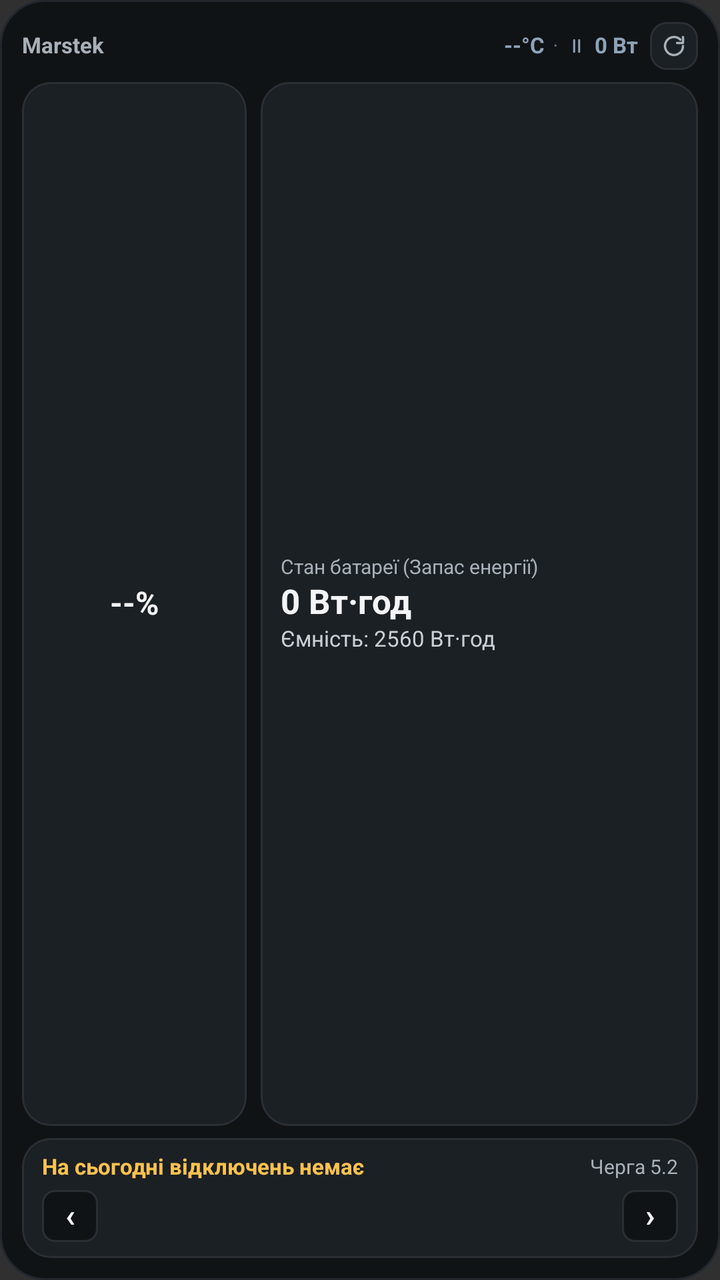
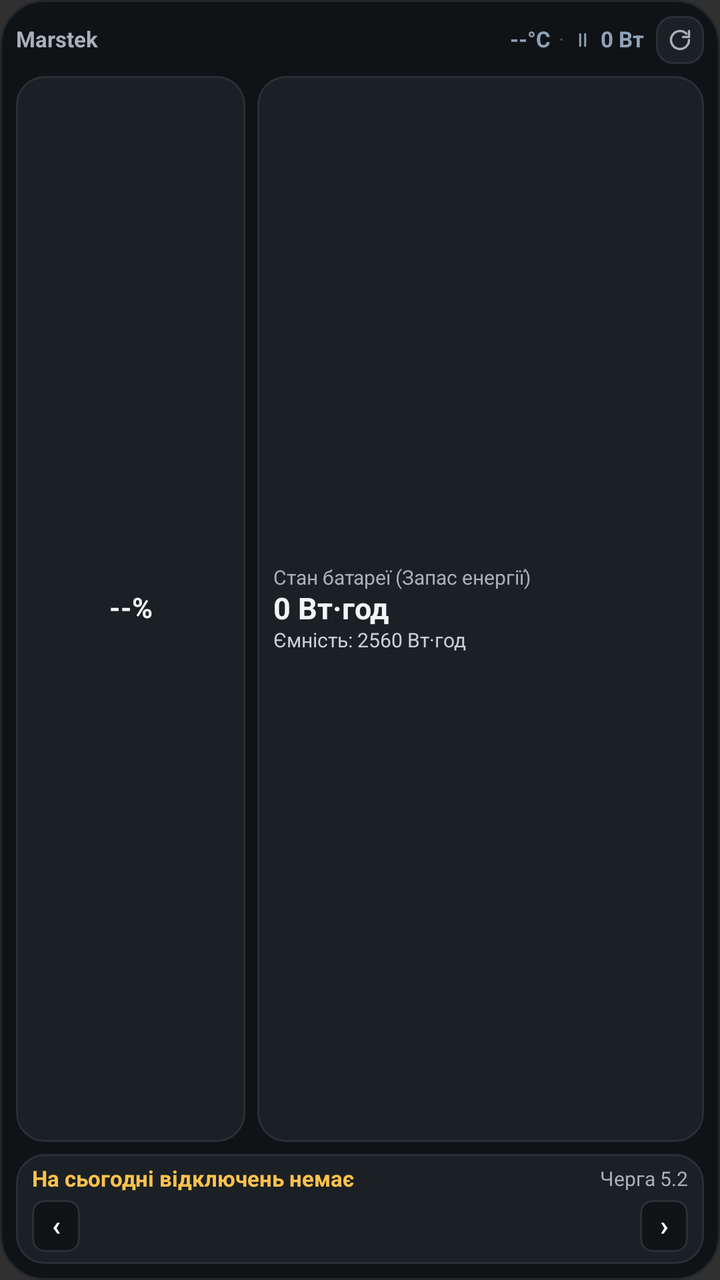

Screens rendered from an Android XML layout before and after an edit, with the pre-edit source and the edit as a unified diff.
<!-- AndroidManifest.xml: application theme Theme.AppCompat.NoActionBar -->
<!-- res/layout/widget_marstek_full.xml -->
<?xml version="1.0" encoding="utf-8"?>
<LinearLayout xmlns:android="http://schemas.android.com/apk/res/android"
    android:id="@+id/widgetRoot"
    android:layout_width="match_parent"
    android:layout_height="match_parent"
    android:background="@drawable/widget_bg"
    android:orientation="vertical"
    android:padding="11dp">

    
    <LinearLayout
        android:layout_width="match_parent"
        android:layout_height="wrap_content"
        android:gravity="center_vertical"
        android:orientation="horizontal">

        <ImageView
            android:id="@+id/fullLeftModeIcon"
            android:layout_width="11dp"
            android:layout_height="11dp"
            android:layout_marginEnd="4dp"
            android:contentDescription="@null"
            android:src="@drawable/ic_mode_idle"
            android:visibility="gone" />

        <TextView
            android:id="@+id/fullHeaderTitle"
            android:layout_width="0dp"
            android:layout_height="wrap_content"
            android:layout_weight="1"
            android:ellipsize="end"
            android:fontFeatureSettings="tnum"
            android:includeFontPadding="false"
            android:maxLines="1"
            android:text="Marstek"
            android:textColor="@color/text_secondary"
            android:textSize="11sp"
            android:textStyle="bold" />

        <TextView
            android:id="@+id/fullTempText"
            android:layout_width="wrap_content"
            android:layout_height="wrap_content"
            android:fontFeatureSettings="tnum"
            android:includeFontPadding="false"
            android:maxLines="1"
            android:text="--°C"
            android:textColor="@color/text_muted"
            android:textSize="11sp"
            android:textStyle="bold" />

        <TextView
            android:id="@+id/fullRightDot"
            android:layout_width="wrap_content"
            android:layout_height="wrap_content"
            android:layout_marginStart="4dp"
            android:layout_marginEnd="4dp"
            android:includeFontPadding="false"
            android:text="·"
            android:textColor="@color/text_tertiary"
            android:textSize="11sp" />

        <ImageView
            android:id="@+id/fullModeIcon"
            android:layout_width="10dp"
            android:layout_height="10dp"
            android:layout_marginEnd="4dp"
            android:contentDescription="@null"
            android:src="@drawable/ic_mode_idle" />

        <TextView
            android:id="@+id/fullRightWattsText"
            android:layout_width="wrap_content"
            android:layout_height="wrap_content"
            android:fontFeatureSettings="tnum"
            android:includeFontPadding="false"
            android:maxLines="1"
            android:text="0 Вт"
            android:textColor="@color/text_muted"
            android:textSize="11sp"
            android:textStyle="bold" />

        <FrameLayout
            android:id="@+id/fullRefreshBtn"
            android:layout_width="24dp"
            android:layout_height="24dp"
            android:layout_marginStart="6dp"
            android:background="@drawable/refresh_btn_bg">

            <ImageView
                android:layout_width="12dp"
                android:layout_height="12dp"
                android:layout_gravity="center"
                android:contentDescription="@string/app_name"
                android:src="@drawable/ic_refresh" />
        </FrameLayout>
    </LinearLayout>

    
    <LinearLayout
        android:layout_width="match_parent"
        android:layout_height="0dp"
        android:layout_marginTop="6dp"
        android:layout_weight="1"
        android:orientation="horizontal">

        <FrameLayout
            android:id="@+id/fullGaugeContainer"
            android:layout_width="0dp"
            android:layout_height="match_parent"
            android:layout_weight="0.34"
            android:background="@drawable/widget_card_bg"
            android:padding="5dp">

            <FrameLayout
                android:layout_width="60dp"
                android:layout_height="60dp"
                android:layout_gravity="center">

                <ImageView
                    android:id="@+id/fullGaugeImage"
                    android:layout_width="match_parent"
                    android:layout_height="match_parent"
                    android:contentDescription="@null"
                    android:scaleType="fitCenter" />

                <TextView
                    android:id="@+id/fullSocText"
                    android:layout_width="match_parent"
                    android:layout_height="match_parent"
                    android:fontFeatureSettings="tnum"
                    android:gravity="center"
                    android:includeFontPadding="false"
                    android:text="--%"
                    android:textColor="@color/text_primary"
                    android:textSize="16sp"
                    android:textStyle="bold" />
            </FrameLayout>
        </FrameLayout>

        <LinearLayout
            android:id="@+id/fullInfoContainer"
            android:layout_width="0dp"
            android:layout_height="match_parent"
            android:layout_marginStart="7dp"
            android:layout_weight="0.66"
            android:background="@drawable/widget_card_bg"
            android:gravity="center_vertical"
            android:orientation="vertical"
            android:paddingStart="10dp"
            android:paddingTop="6dp"
            android:paddingEnd="10dp"
            android:paddingBottom="6dp">

            <TextView
                android:id="@+id/fullCardTitle"
                android:layout_width="match_parent"
                android:layout_height="wrap_content"
                android:ellipsize="end"
                android:includeFontPadding="false"
                android:maxLines="1"
                android:text="Стан батареї (Запас енергії)"
                android:textColor="@color/text_secondary"
                android:textSize="10sp" />

            <TextView
                android:id="@+id/fullPrimaryValue"
                android:layout_width="match_parent"
                android:layout_height="wrap_content"
                android:layout_marginTop="2dp"
                android:ellipsize="end"
                android:fontFeatureSettings="tnum"
                android:includeFontPadding="false"
                android:maxLines="1"
                android:text="0 Вт·год"
                android:textColor="@color/text_primary"
                android:textSize="17sp"
                android:textStyle="bold" />

            <TextView
                android:id="@+id/fullSecondaryValue"
                android:layout_width="match_parent"
                android:layout_height="wrap_content"
                android:layout_marginTop="2dp"
                android:ellipsize="end"
                android:fontFeatureSettings="tnum"
                android:includeFontPadding="false"
                android:maxLines="1"
                android:text="Ємність: 2560 Вт·год"
                android:textColor="@color/text_body"
                android:textSize="11sp" />

            <TextView
                android:id="@+id/fullEnoughOutage"
                android:layout_width="match_parent"
                android:layout_height="wrap_content"
                android:layout_marginTop="2dp"
                android:ellipsize="end"
                android:includeFontPadding="false"
                android:maxLines="1"
                android:text="● Вистачить на відключення"
                android:textColor="@color/accent_primary"
                android:textSize="10sp"
                android:textStyle="bold"
                android:visibility="gone" />
        </LinearLayout>
    </LinearLayout>

    
    <LinearLayout
        android:layout_width="match_parent"
        android:layout_height="wrap_content"
        android:layout_marginTop="6dp"
        android:background="@drawable/widget_card_bg"
        android:orientation="vertical"
        android:paddingStart="10dp"
        android:paddingTop="8dp"
        android:paddingEnd="10dp"
        android:paddingBottom="8dp">

        <LinearLayout
            android:layout_width="match_parent"
            android:layout_height="wrap_content"
            android:gravity="center_vertical"
            android:orientation="horizontal">

            <TextView
                android:id="@+id/fullOutageHeadline"
                android:layout_width="0dp"
                android:layout_height="wrap_content"
                android:layout_weight="1"
                android:ellipsize="end"
                android:fontFeatureSettings="tnum"
                android:includeFontPadding="false"
                android:maxLines="1"
                android:text="На сьогодні відключень немає"
                android:textColor="@color/accent_outage"
                android:textSize="11sp"
                android:textStyle="bold" />

            <LinearLayout
                android:id="@+id/fullDayToggleGroup"
                android:layout_width="wrap_content"
                android:layout_height="wrap_content"
                android:layout_marginStart="6dp"
                android:background="@drawable/pill_day_inactive"
                android:orientation="horizontal"
                android:padding="2dp"
                android:visibility="gone">

                <TextView
                    android:id="@+id/fullBtnToday"
                    android:layout_width="wrap_content"
                    android:layout_height="wrap_content"
                    android:background="@drawable/pill_day_active"
                    android:includeFontPadding="false"
                    android:paddingStart="6dp"
                    android:paddingTop="2dp"
                    android:paddingEnd="6dp"
                    android:paddingBottom="2dp"
                    android:text="Сьогодні"
                    android:textColor="@color/text_on_accent"
                    android:textSize="9sp"
                    android:textStyle="bold" />

                <TextView
                    android:id="@+id/fullBtnTomorrow"
                    android:layout_width="wrap_content"
                    android:layout_height="wrap_content"
                    android:layout_marginStart="2dp"
                    android:includeFontPadding="false"
                    android:paddingStart="6dp"
                    android:paddingTop="2dp"
                    android:paddingEnd="6dp"
                    android:paddingBottom="2dp"
                    android:text="Завтра"
                    android:textColor="@color/text_muted"
                    android:textSize="9sp"
                    android:textStyle="bold" />
            </LinearLayout>

            <TextView
                android:id="@+id/fullOutageGroup"
                android:layout_width="wrap_content"
                android:layout_height="wrap_content"
                android:layout_marginStart="6dp"
                android:fontFeatureSettings="tnum"
                android:includeFontPadding="false"
                android:maxLines="1"
                android:text="Черга 5.2"
                android:textColor="@color/text_secondary"
                android:textSize="10sp" />
        </LinearLayout>

        <LinearLayout
            android:layout_width="match_parent"
            android:layout_height="wrap_content"
            android:layout_marginTop="5dp"
            android:gravity="center_vertical"
            android:orientation="horizontal">

            <TextView
                android:id="@+id/fullPrevWindowBtn"
                android:layout_width="28dp"
                android:layout_height="26dp"
                android:background="@drawable/pill_day_inactive"
                android:gravity="center"
                android:includeFontPadding="false"
                android:text="‹"
                android:textColor="@color/text_primary"
                android:textSize="16sp"
                android:textStyle="bold" />

            <ImageView
                android:id="@+id/fullOutageBarImage"
                android:layout_width="0dp"
                android:layout_height="26dp"
                android:layout_marginStart="4dp"
                android:layout_marginEnd="4dp"
                android:layout_weight="1"
                android:contentDescription="@null"
                android:scaleType="fitCenter" />

            <TextView
                android:id="@+id/fullNextWindowBtn"
                android:layout_width="28dp"
                android:layout_height="26dp"
                android:background="@drawable/pill_day_inactive"
                android:gravity="center"
                android:includeFontPadding="false"
                android:text="›"
                android:textColor="@color/text_primary"
                android:textSize="16sp"
                android:textStyle="bold" />
        </LinearLayout>

        
        <LinearLayout
            android:id="@+id/fullChipsRow"
            android:layout_width="match_parent"
            android:layout_height="wrap_content"
            android:layout_marginTop="5dp"
            android:orientation="horizontal"
            android:visibility="gone">

            <TextView
                android:id="@+id/fullChip0"
                android:layout_width="wrap_content"
                android:layout_height="wrap_content"
                android:background="@drawable/pill_day_inactive"
                android:fontFeatureSettings="tnum"
                android:includeFontPadding="false"
                android:maxLines="1"
                android:paddingStart="6dp"
                android:paddingTop="2dp"
                android:paddingEnd="6dp"
                android:paddingBottom="2dp"
                android:textColor="@color/text_body"
                android:textSize="10sp"
                android:visibility="gone" />

            <TextView
                android:id="@+id/fullChip1"
                android:layout_width="wrap_content"
                android:layout_height="wrap_content"
                android:layout_marginStart="4dp"
                android:background="@drawable/pill_day_inactive"
                android:fontFeatureSettings="tnum"
                android:includeFontPadding="false"
                android:maxLines="1"
                android:paddingStart="6dp"
                android:paddingTop="2dp"
                android:paddingEnd="6dp"
                android:paddingBottom="2dp"
                android:textColor="@color/text_body"
                android:textSize="10sp"
                android:visibility="gone" />

            <TextView
                android:id="@+id/fullChip2"
                android:layout_width="wrap_content"
                android:layout_height="wrap_content"
                android:layout_marginStart="4dp"
                android:background="@drawable/pill_day_inactive"
                android:fontFeatureSettings="tnum"
                android:includeFontPadding="false"
                android:maxLines="1"
                android:paddingStart="6dp"
                android:paddingTop="2dp"
                android:paddingEnd="6dp"
                android:paddingBottom="2dp"
                android:textColor="@color/text_body"
                android:textSize="10sp"
                android:visibility="gone" />

            <TextView
                android:id="@+id/fullChip3"
                android:layout_width="wrap_content"
                android:layout_height="wrap_content"
                android:layout_marginStart="4dp"
                android:background="@drawable/pill_day_inactive"
                android:fontFeatureSettings="tnum"
                android:includeFontPadding="false"
                android:maxLines="1"
                android:paddingStart="6dp"
                android:paddingTop="2dp"
                android:paddingEnd="6dp"
                android:paddingBottom="2dp"
                android:textColor="@color/text_body"
                android:textSize="10sp"
                android:visibility="gone" />
        </LinearLayout>
    </LinearLayout>

</LinearLayout>
<!-- resources referenced by this layout -->
<resources>
  <color name="accent_outage">#FFC24D</color>
  <color name="accent_primary">#3DDC84</color>
  <color name="text_body">#C9CFD5</color>
  <color name="text_muted">#8FA3B8</color>
  <color name="text_on_accent">#101316</color>
  <color name="text_primary">#F2F4F5</color>
  <color name="text_secondary">#A8B0B8</color>
  <color name="text_tertiary">#616973</color>
  <!-- drawable ic_mode_idle (drawable) -->
  <?xml version="1.0" encoding="utf-8"?>
  <vector xmlns:android="http://schemas.android.com/apk/res/android"
      android:width="14dp"
      android:height="14dp"
      android:viewportWidth="24"
      android:viewportHeight="24">
      <path
          android:fillColor="#00000000"
          android:pathData="M9,5v14M15,5v14"
          android:strokeColor="@color/text_muted"
          android:strokeLineCap="round"
          android:strokeLineJoin="round"
          android:strokeWidth="2.4" />
  </vector>
  <!-- drawable ic_refresh (drawable) -->
  <?xml version="1.0" encoding="utf-8"?>
  <vector xmlns:android="http://schemas.android.com/apk/res/android"
      android:width="16dp"
      android:height="16dp"
      android:viewportWidth="24"
      android:viewportHeight="24">
      <path
          android:fillColor="#00000000"
          android:pathData="M21,12a9,9 0,1 1,-2.64 -6.36"
          android:strokeColor="@color/text_secondary"
          android:strokeLineCap="round"
          android:strokeLineJoin="round"
          android:strokeWidth="2.3" />
      <path
          android:fillColor="#00000000"
          android:pathData="M21,3v6h-6"
          android:strokeColor="@color/text_secondary"
          android:strokeLineCap="round"
          android:strokeLineJoin="round"
          android:strokeWidth="2.3" />
  </vector>
  <!-- drawable pill_day_active (drawable) -->
  <?xml version="1.0" encoding="utf-8"?>
  <shape xmlns:android="http://schemas.android.com/apk/res/android"
      android:shape="rectangle">
      <solid android:color="@color/accent_outage" />
      <corners android:radius="6dp" />
  </shape>
  <!-- drawable pill_day_inactive (drawable) -->
  <?xml version="1.0" encoding="utf-8"?>
  <shape xmlns:android="http://schemas.android.com/apk/res/android"
      android:shape="rectangle">
      <solid android:color="@color/bg_surface" />
      <corners android:radius="6dp" />
      <stroke
          android:width="1dp"
          android:color="@color/border_widget" />
  </shape>
  <!-- drawable refresh_btn_bg (drawable) -->
  <?xml version="1.0" encoding="utf-8"?>
  <shape xmlns:android="http://schemas.android.com/apk/res/android"
      android:shape="rectangle">
      <solid android:color="@color/bg_surface_elevated" />
      <corners android:radius="8dp" />
      <stroke
          android:width="1dp"
          android:color="@color/border_widget" />
  </shape>
  <!-- drawable widget_bg (drawable) -->
  <?xml version="1.0" encoding="utf-8"?>
  <shape xmlns:android="http://schemas.android.com/apk/res/android"
      android:shape="rectangle">
      <solid android:color="@color/bg_surface" />
      <corners android:radius="22dp" />
      <stroke
          android:width="1dp"
          android:color="@color/border_default" />
  </shape>
  <!-- drawable widget_card_bg (drawable) -->
  <?xml version="1.0" encoding="utf-8"?>
  <shape xmlns:android="http://schemas.android.com/apk/res/android"
      android:shape="rectangle">
      <solid android:color="@color/bg_surface_elevated" />
      <corners android:radius="14dp" />
      <stroke
          android:width="1dp"
          android:color="@color/border_widget" />
  </shape>
  <string name="app_name">Marstek Venus Widget</string>
  <color name="bg_surface">#101316</color>
  <color name="border_widget">#2A2F35</color>
  <color name="bg_surface_elevated">#1B2025</color>
  <color name="border_default">#22272E</color>
</resources>

<!-- the commit's change to res/layout/widget_marstek_full.xml (unified diff, before → after) -->
@@ -5,7 +5,7 @@
     android:layout_height="match_parent"
     android:background="@drawable/widget_bg"
     android:orientation="vertical"
-    android:padding="11dp">
+    android:padding="8dp">
 
     
     <LinearLayout
@@ -57,7 +57,7 @@
             android:layout_marginEnd="4dp"
             android:includeFontPadding="false"
             android:text="·"
-            android:textColor="@color/text_tertiary"
+            android:textColor="@color/text_separator"
             android:textSize="11sp" />
 
         <ImageView
@@ -110,11 +110,11 @@
             android:layout_height="match_parent"
             android:layout_weight="0.34"
             android:background="@drawable/widget_card_bg"
-            android:padding="5dp">
+            android:padding="4dp">
 
             <FrameLayout
-                android:layout_width="60dp"
-                android:layout_height="60dp"
+                android:layout_width="48dp"
+                android:layout_height="48dp"
                 android:layout_gravity="center">
 
                 <ImageView
@@ -133,7 +133,7 @@
                     android:includeFontPadding="false"
                     android:text="--%"
                     android:textColor="@color/text_primary"
-                    android:textSize="16sp"
+                    android:textSize="14sp"
                     android:textStyle="bold" />
             </FrameLayout>
         </FrameLayout>
@@ -142,15 +142,15 @@
             android:id="@+id/fullInfoContainer"
             android:layout_width="0dp"
             android:layout_height="match_parent"
-            android:layout_marginStart="7dp"
+            android:layout_marginStart="6dp"
             android:layout_weight="0.66"
             android:background="@drawable/widget_card_bg"
             android:gravity="center_vertical"
             android:orientation="vertical"
-            android:paddingStart="10dp"
-            android:paddingTop="6dp"
-            android:paddingEnd="10dp"
-            android:paddingBottom="6dp">
+            android:paddingStart="8dp"
+            android:paddingTop="4dp"
+            android:paddingEnd="8dp"
+            android:paddingBottom="4dp">
 
             <TextView
                 android:id="@+id/fullCardTitle"
@@ -167,40 +167,40 @@
                 android:id="@+id/fullPrimaryValue"
                 android:layout_width="match_parent"
                 android:layout_height="wrap_content"
-                android:layout_marginTop="2dp"
+                android:layout_marginTop="1dp"
                 android:ellipsize="end"
                 android:fontFeatureSettings="tnum"
                 android:includeFontPadding="false"
                 android:maxLines="1"
                 android:text="0 Вт·год"
                 android:textColor="@color/text_primary"
-                android:textSize="17sp"
+                android:textSize="15sp"
                 android:textStyle="bold" />
 
             <TextView
                 android:id="@+id/fullSecondaryValue"
                 android:layout_width="match_parent"
                 android:layout_height="wrap_content"
-                android:layout_marginTop="2dp"
+                android:layout_marginTop="1dp"
                 android:ellipsize="end"
                 android:fontFeatureSettings="tnum"
                 android:includeFontPadding="false"
                 android:maxLines="1"
                 android:text="Ємність: 2560 Вт·год"
                 android:textColor="@color/text_body"
-                android:textSize="11sp" />
+                android:textSize="10sp" />
 
             <TextView
                 android:id="@+id/fullEnoughOutage"
                 android:layout_width="match_parent"
                 android:layout_height="wrap_content"
-                android:layout_marginTop="2dp"
+                android:layout_marginTop="1dp"
                 android:ellipsize="end"
                 android:includeFontPadding="false"
                 android:maxLines="1"
                 android:text="● Вистачить на відключення"
                 android:textColor="@color/accent_primary"
-                android:textSize="10sp"
+                android:textSize="9sp"
                 android:textStyle="bold"
                 android:visibility="gone" />
         </LinearLayout>
@@ -213,10 +213,10 @@
         android:layout_marginTop="6dp"
         android:background="@drawable/widget_card_bg"
         android:orientation="vertical"
-        android:paddingStart="10dp"
-        android:paddingTop="8dp"
-        android:paddingEnd="10dp"
-        android:paddingBottom="8dp">
+        android:paddingStart="8dp"
+        android:paddingTop="6dp"
+        android:paddingEnd="8dp"
+        android:paddingBottom="6dp">
 
         <LinearLayout
             android:layout_width="match_parent"
@@ -295,42 +295,42 @@
         <LinearLayout
             android:layout_width="match_parent"
             android:layout_height="wrap_content"
-            android:layout_marginTop="5dp"
+            android:layout_marginTop="4dp"
             android:gravity="center_vertical"
             android:orientation="horizontal">
 
             <TextView
                 android:id="@+id/fullPrevWindowBtn"
-                android:layout_width="28dp"
+                android:layout_width="24dp"
                 android:layout_height="26dp"
                 android:background="@drawable/pill_day_inactive"
                 android:gravity="center"
                 android:includeFontPadding="false"
                 android:text="‹"
                 android:textColor="@color/text_primary"
-                android:textSize="16sp"
+                android:textSize="14sp"
                 android:textStyle="bold" />
 
             <ImageView
                 android:id="@+id/fullOutageBarImage"
                 android:layout_width="0dp"
                 android:layout_height="26dp"
-                android:layout_marginStart="4dp"
-                android:layout_marginEnd="4dp"
+                android:layout_marginStart="6dp"
+                android:layout_marginEnd="6dp"
                 android:layout_weight="1"
                 android:contentDescription="@null"
                 android:scaleType="fitCenter" />
 
             <TextView
                 android:id="@+id/fullNextWindowBtn"
-                android:layout_width="28dp"
+                android:layout_width="24dp"
                 android:layout_height="26dp"
                 android:background="@drawable/pill_day_inactive"
                 android:gravity="center"
                 android:includeFontPadding="false"
                 android:text="›"
                 android:textColor="@color/text_primary"
-                android:textSize="16sp"
+                android:textSize="14sp"
                 android:textStyle="bold" />
         </LinearLayout>
 
@@ -339,7 +339,7 @@
             android:id="@+id/fullChipsRow"
             android:layout_width="match_parent"
             android:layout_height="wrap_content"
-            android:layout_marginTop="5dp"
+            android:layout_marginTop="4dp"
             android:orientation="horizontal"
             android:visibility="gone">
 
@@ -348,66 +348,74 @@
                 android:layout_width="wrap_content"
                 android:layout_height="wrap_content"
                 android:background="@drawable/pill_day_inactive"
-                android:fontFeatureSettings="tnum"
-                android:includeFontPadding="false"
-                android:maxLines="1"
-                android:paddingStart="6dp"
+                android:fontFamily="monospace"
+                android:fontFeatureSettings="tnum"
+                android:includeFontPadding="false"
+                android:letterSpacing="-0.03"
+                android:maxLines="1"
+                android:paddingStart="4dp"
                 android:paddingTop="2dp"
-                android:paddingEnd="6dp"
+                android:paddingEnd="4dp"
                 android:paddingBottom="2dp"
                 android:textColor="@color/text_body"
-                android:textSize="10sp"
+                android:textSize="9sp"
                 android:visibility="gone" />
 
             <TextView
                 android:id="@+id/fullChip1"
                 android:layout_width="wrap_content"
                 android:layout_height="wrap_content"
-                android:layout_marginStart="4dp"
-                android:background="@drawable/pill_day_inactive"
-                android:fontFeatureSettings="tnum"
-                android:includeFontPadding="false"
-                android:maxLines="1"
-                android:paddingStart="6dp"
+                android:layout_marginStart="3dp"
+                android:background="@drawable/pill_day_inactive"
+                android:fontFamily="monospace"
+                android:fontFeatureSettings="tnum"
+                android:includeFontPadding="false"
+                android:letterSpacing="-0.03"
+                android:maxLines="1"
+                android:paddingStart="4dp"
                 android:paddingTop="2dp"
-                android:paddingEnd="6dp"
+                android:paddingEnd="4dp"
                 android:paddingBottom="2dp"
                 android:textColor="@color/text_body"
-                android:textSize="10sp"
+                android:textSize="9sp"
                 android:visibility="gone" />
 
             <TextView
                 android:id="@+id/fullChip2"
                 android:layout_width="wrap_content"
                 android:layout_height="wrap_content"
-                android:layout_marginStart="4dp"
-                android:background="@drawable/pill_day_inactive"
-                android:fontFeatureSettings="tnum"
-                android:includeFontPadding="false"
-                android:maxLines="1"
-                android:paddingStart="6dp"
+                android:layout_marginStart="3dp"
+                android:background="@drawable/pill_day_inactive"
+                android:fontFamily="monospace"
+                android:fontFeatureSettings="tnum"
+                android:includeFontPadding="false"
+                android:letterSpacing="-0.03"
+                android:maxLines="1"
+                android:paddingStart="4dp"
                 android:paddingTop="2dp"
-                android:paddingEnd="6dp"
+                android:paddingEnd="4dp"
                 android:paddingBottom="2dp"
                 android:textColor="@color/text_body"
-                android:textSize="10sp"
+                android:textSize="9sp"
                 android:visibility="gone" />
 
             <TextView
                 android:id="@+id/fullChip3"
                 android:layout_width="wrap_content"
                 android:layout_height="wrap_content"
-                android:layout_marginStart="4dp"
-                android:background="@drawable/pill_day_inactive"
-                android:fontFeatureSettings="tnum"
-                android:includeFontPadding="false"
-                android:maxLines="1"
-                android:paddingStart="6dp"
+                android:layout_marginStart="3dp"
+                android:background="@drawable/pill_day_inactive"
+                android:fontFamily="monospace"
+                android:fontFeatureSettings="tnum"
+                android:includeFontPadding="false"
+                android:letterSpacing="-0.03"
+                android:maxLines="1"
+                android:paddingStart="4dp"
                 android:paddingTop="2dp"
-                android:paddingEnd="6dp"
+                android:paddingEnd="4dp"
                 android:paddingBottom="2dp"
                 android:textColor="@color/text_body"
-                android:textSize="10sp"
+                android:textSize="9sp"
                 android:visibility="gone" />
         </LinearLayout>
     </LinearLayout>
<!-- resource entries referenced after the edit -->
@@ -7,7 +7,7 @@
   <color name="text_on_accent">#101316</color>
   <color name="text_primary">#F2F4F5</color>
   <color name="text_secondary">#A8B0B8</color>
-  <color name="text_tertiary">#616973</color>
+  <color name="text_separator">#47505A</color>
   <!-- drawable ic_mode_idle (drawable) -->
   <?xml version="1.0" encoding="utf-8"?>
   <vector xmlns:android="http://schemas.android.com/apk/res/android"
